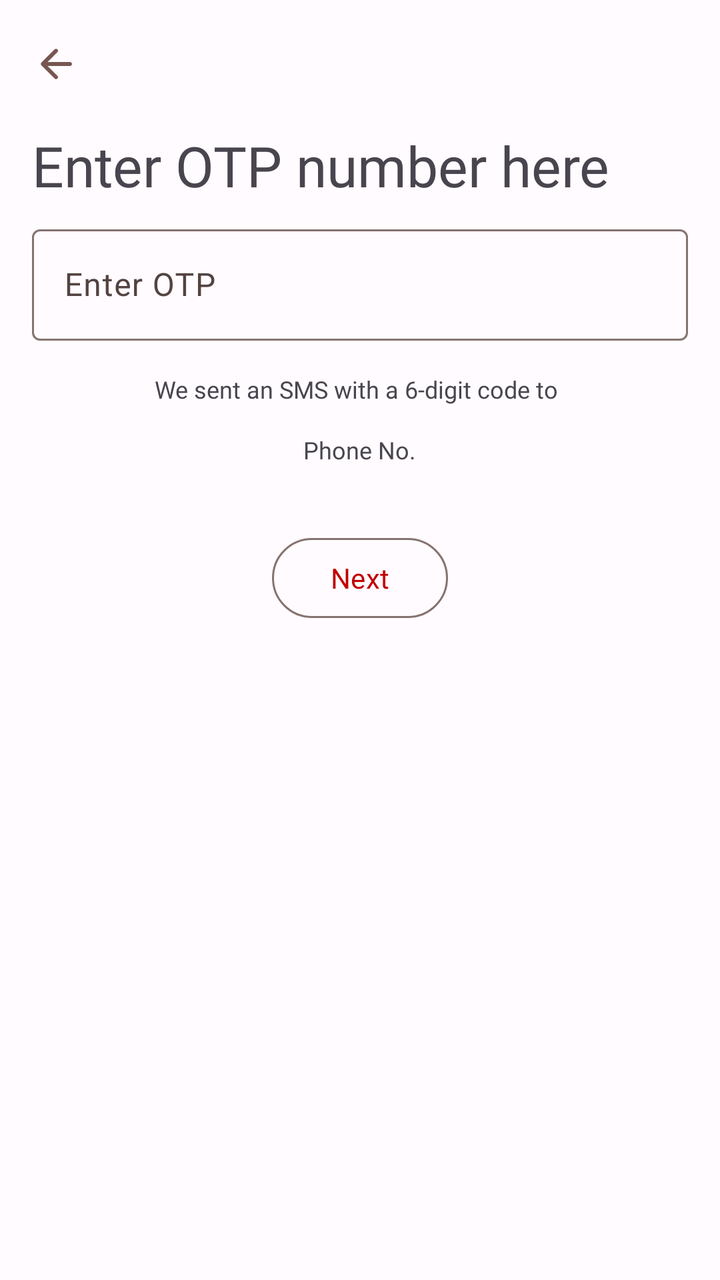
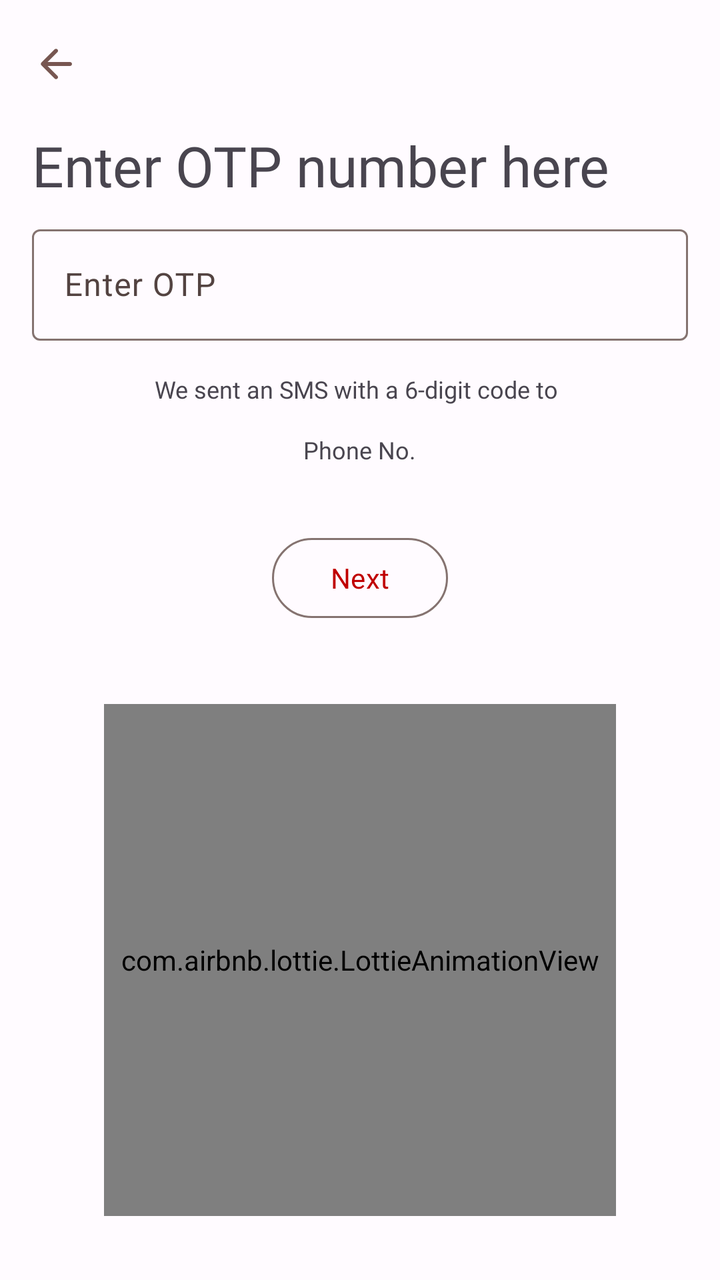

Two renders of the same Android screen: before a commit and after it. Below are the layout's source before the change and the commit's diff.
<!-- AndroidManifest.xml: application theme Theme.Dopamine -->
<!-- res/layout/activity_phone_number_verify_code.xml -->
<?xml version="1.0" encoding="utf-8"?>
<androidx.constraintlayout.widget.ConstraintLayout xmlns:android="http://schemas.android.com/apk/res/android"
    xmlns:app="http://schemas.android.com/apk/res-auto"
    xmlns:tools="http://schemas.android.com/tools"
    android:id="@+id/main"
    android:layout_width="match_parent"
    android:layout_height="match_parent"
    android:fitsSystemWindows="true"
    tools:context=".activities.PhoneNumberVerifyCode">

    <androidx.coordinatorlayout.widget.CoordinatorLayout
        android:id="@+id/coordinatorLayout"
        android:layout_width="match_parent"
        android:layout_height="wrap_content"
        app:layout_constraintLeft_toLeftOf="parent"
        app:layout_constraintTop_toTopOf="parent"
        app:layout_constraintRight_toRightOf="parent">

        <com.google.android.material.appbar.AppBarLayout
            android:layout_width="match_parent"
            android:layout_height="wrap_content">

            <com.google.android.material.appbar.MaterialToolbar
                android:id="@+id/topAppBar"
                android:layout_width="match_parent"
                android:layout_height="?attr/actionBarSize"
                app:navigationIcon="@drawable/ic_back" />

        </com.google.android.material.appbar.AppBarLayout>

    </androidx.coordinatorlayout.widget.CoordinatorLayout>

    <LinearLayout
        android:orientation="vertical"
        android:layout_width="match_parent"
        android:layout_height="0dp"
        app:layout_constraintBottom_toBottomOf="parent"
        app:layout_constraintEnd_toEndOf="parent"
        app:layout_constraintStart_toStartOf="parent"
        app:layout_constraintTop_toBottomOf="@+id/coordinatorLayout">

        <com.google.android.material.textview.MaterialTextView
            android:text="Enter OTP number here"
            android:layout_marginStart="16dp"
            android:layout_marginBottom="8dp"
            android:textSize="28sp"
            android:fontFamily="@font/circular_spotify"
            android:layout_width="wrap_content"
            android:layout_height="wrap_content"/>

        <LinearLayout
            android:layout_marginStart="16dp"
            android:layout_marginEnd="16dp"
            android:orientation="horizontal"
            android:layout_width="match_parent"
            android:layout_height="wrap_content">

            <com.google.android.material.textfield.TextInputLayout
                app:placeholderText=" * * * * * * "
                android:layout_width="match_parent"
                android:layout_height="wrap_content">

                <com.google.android.material.textfield.TextInputEditText
                    android:id="@+id/code"
                    android:hint="Enter OTP"
                    android:layout_width="match_parent"
                    android:layout_height="wrap_content" />

            </com.google.android.material.textfield.TextInputLayout>

        </LinearLayout>

        <com.google.android.material.textview.MaterialTextView
            android:layout_gravity="center"
            android:text="We sent an SMS with a 6-digit code to \n"
            android:layout_marginTop="16dp"
            android:textSize="12sp"
            android:fontFamily="@font/proxima_nova"
            android:layout_width="wrap_content"
            android:layout_height="wrap_content"/>

        <com.google.android.material.textview.MaterialTextView
            android:id="@+id/yourPhoneNumber"
            android:layout_gravity="center"
            android:text="Phone No."
            android:layout_marginBottom="32dp"
            android:textSize="12sp"
            android:fontFamily="@font/proxima_nova"
            android:layout_width="wrap_content"
            android:layout_height="wrap_content"/>

        <com.google.android.material.button.MaterialButton
            android:id="@+id/verifyCode"
            android:layout_gravity="center"
            android:text="Next"
            android:fontFamily="@font/circular_spotify"
            style="@style/Widget.Material3.Button.OutlinedButton"
            android:layout_width="wrap_content"
            android:layout_height="48dp"/>

    </LinearLayout>

</androidx.constraintlayout.widget.ConstraintLayout>
<!-- resources referenced by this layout -->
<resources>
  <!-- drawable ic_back (drawable) -->
  <vector android:autoMirrored="true" android:height="24dp"
      android:tint="?attr/colorControlActivated" android:viewportHeight="24"
      android:viewportWidth="24" android:width="24dp" xmlns:android="http://schemas.android.com/apk/res/android">
      <path android:fillColor="@android:color/white" android:pathData="M19,11H7.83l4.88,-4.88c0.39,-0.39 0.39,-1.03 0,-1.42 -0.39,-0.39 -1.02,-0.39 -1.41,0l-6.59,6.59c-0.39,0.39 -0.39,1.02 0,1.41l6.59,6.59c0.39,0.39 1.02,0.39 1.41,0 0.39,-0.39 0.39,-1.02 0,-1.41L7.83,13H19c0.55,0 1,-0.45 1,-1s-0.45,-1 -1,-1z"/>
  </vector>
  <style name="Theme.Dopamine" parent="Base.Theme.Dopamine" />
  <color name="md_theme_light_primary">#C00100</color>
  <color name="md_theme_light_onPrimary">#FFFFFF</color>
  <color name="md_theme_light_primaryContainer">#FFDAD4</color>
  <color name="md_theme_light_onPrimaryContainer">#410000</color>
  <color name="md_theme_light_secondary">#775651</color>
  <color name="md_theme_light_onSecondary">#FFFFFF</color>
  <color name="md_theme_light_secondaryContainer">#FFDAD4</color>
  <color name="md_theme_light_onSecondaryContainer">#2C1512</color>
  <color name="md_theme_light_tertiary">#705C2E</color>
  <color name="md_theme_light_onTertiary">#FFFFFF</color>
  <color name="md_theme_light_tertiaryContainer">#FBDFA6</color>
  <color name="md_theme_light_onTertiaryContainer">#251A00</color>
  <color name="md_theme_light_error">#BA1A1A</color>
  <color name="md_theme_light_errorContainer">#FFDAD6</color>
  <color name="md_theme_light_onError">#FFFFFF</color>
  <color name="md_theme_light_onErrorContainer">#410002</color>
  <color name="md_theme_light_background">#FFFBFF</color>
  <color name="md_theme_light_onBackground">#201A19</color>
  <color name="md_theme_light_surface">#FFFBFF</color>
  <color name="md_theme_light_onSurface">#201A19</color>
  <color name="md_theme_light_surfaceVariant">#F5DDDA</color>
  <color name="md_theme_light_onSurfaceVariant">#534341</color>
  <color name="md_theme_light_outline">#857370</color>
  <color name="md_theme_light_inverseOnSurface">#FBEEEC</color>
  <color name="md_theme_light_inverseSurface">#362F2E</color>
  <color name="md_theme_light_inversePrimary">#FFB4A8</color>
  <!-- unchanged entries left out for length: 1 -->
</resources>

<!-- the commit's change to res/layout/activity_phone_number_verify_code.xml (unified diff, before → after) -->
@@ -30,73 +30,84 @@
 
     </androidx.coordinatorlayout.widget.CoordinatorLayout>
 
+    <com.airbnb.lottie.LottieAnimationView
+        android:id="@+id/animationView"
+        android:layout_width="256dp"
+        android:layout_height="256dp"
+        android:layout_marginBottom="32dp"
+        app:layout_constraintBottom_toBottomOf="parent"
+        app:layout_constraintEnd_toEndOf="parent"
+        app:layout_constraintStart_toStartOf="parent"
+        app:lottie_autoPlay="true"
+        app:lottie_loop="true"
+        app:lottie_rawRes="@raw/otp" />
+
     <LinearLayout
+        android:layout_width="match_parent"
+        android:layout_height="wrap_content"
         android:orientation="vertical"
-        android:layout_width="match_parent"
-        android:layout_height="0dp"
-        app:layout_constraintBottom_toBottomOf="parent"
         app:layout_constraintEnd_toEndOf="parent"
         app:layout_constraintStart_toStartOf="parent"
         app:layout_constraintTop_toBottomOf="@+id/coordinatorLayout">
 
         <com.google.android.material.textview.MaterialTextView
-            android:text="Enter OTP number here"
+            android:layout_width="wrap_content"
+            android:layout_height="wrap_content"
             android:layout_marginStart="16dp"
             android:layout_marginBottom="8dp"
-            android:textSize="28sp"
             android:fontFamily="@font/circular_spotify"
-            android:layout_width="wrap_content"
-            android:layout_height="wrap_content"/>
+            android:text="Enter OTP number here"
+            android:textSize="28sp" />
 
         <LinearLayout
+            android:layout_width="match_parent"
+            android:layout_height="wrap_content"
             android:layout_marginStart="16dp"
             android:layout_marginEnd="16dp"
-            android:orientation="horizontal"
-            android:layout_width="match_parent"
-            android:layout_height="wrap_content">
+            android:orientation="horizontal">
 
             <com.google.android.material.textfield.TextInputLayout
-                app:placeholderText=" * * * * * * "
                 android:layout_width="match_parent"
-                android:layout_height="wrap_content">
+                android:layout_height="wrap_content"
+                app:placeholderText=" * * * * * * ">
 
                 <com.google.android.material.textfield.TextInputEditText
                     android:id="@+id/code"
-                    android:hint="Enter OTP"
                     android:layout_width="match_parent"
-                    android:layout_height="wrap_content" />
+                    android:layout_height="wrap_content"
+                    android:hint="Enter OTP" />
 
             </com.google.android.material.textfield.TextInputLayout>
 
         </LinearLayout>
 
         <com.google.android.material.textview.MaterialTextView
+            android:layout_width="wrap_content"
+            android:layout_height="wrap_content"
             android:layout_gravity="center"
+            android:layout_marginTop="16dp"
+            android:fontFamily="@font/proxima_nova"
             android:text="We sent an SMS with a 6-digit code to \n"
-            android:layout_marginTop="16dp"
-            android:textSize="12sp"
-            android:fontFamily="@font/proxima_nova"
-            android:layout_width="wrap_content"
-            android:layout_height="wrap_content"/>
+            android:textSize="12sp" />
 
         <com.google.android.material.textview.MaterialTextView
             android:id="@+id/yourPhoneNumber"
+            android:layout_width="wrap_content"
+            android:layout_height="wrap_content"
             android:layout_gravity="center"
+            android:layout_marginBottom="32dp"
+            android:fontFamily="@font/proxima_nova"
             android:text="Phone No."
-            android:layout_marginBottom="32dp"
-            android:textSize="12sp"
-            android:fontFamily="@font/proxima_nova"
-            android:layout_width="wrap_content"
-            android:layout_height="wrap_content"/>
+            android:textSize="12sp" />
 
         <com.google.android.material.button.MaterialButton
             android:id="@+id/verifyCode"
-            android:layout_gravity="center"
-            android:text="Next"
-            android:fontFamily="@font/circular_spotify"
             style="@style/Widget.Material3.Button.OutlinedButton"
             android:layout_width="wrap_content"
-            android:layout_height="48dp"/>
+            android:layout_height="48dp"
+            android:layout_gravity="center"
+            android:fontFamily="@font/circular_spotify"
+            android:text="Next" />
 
     </LinearLayout>
 
